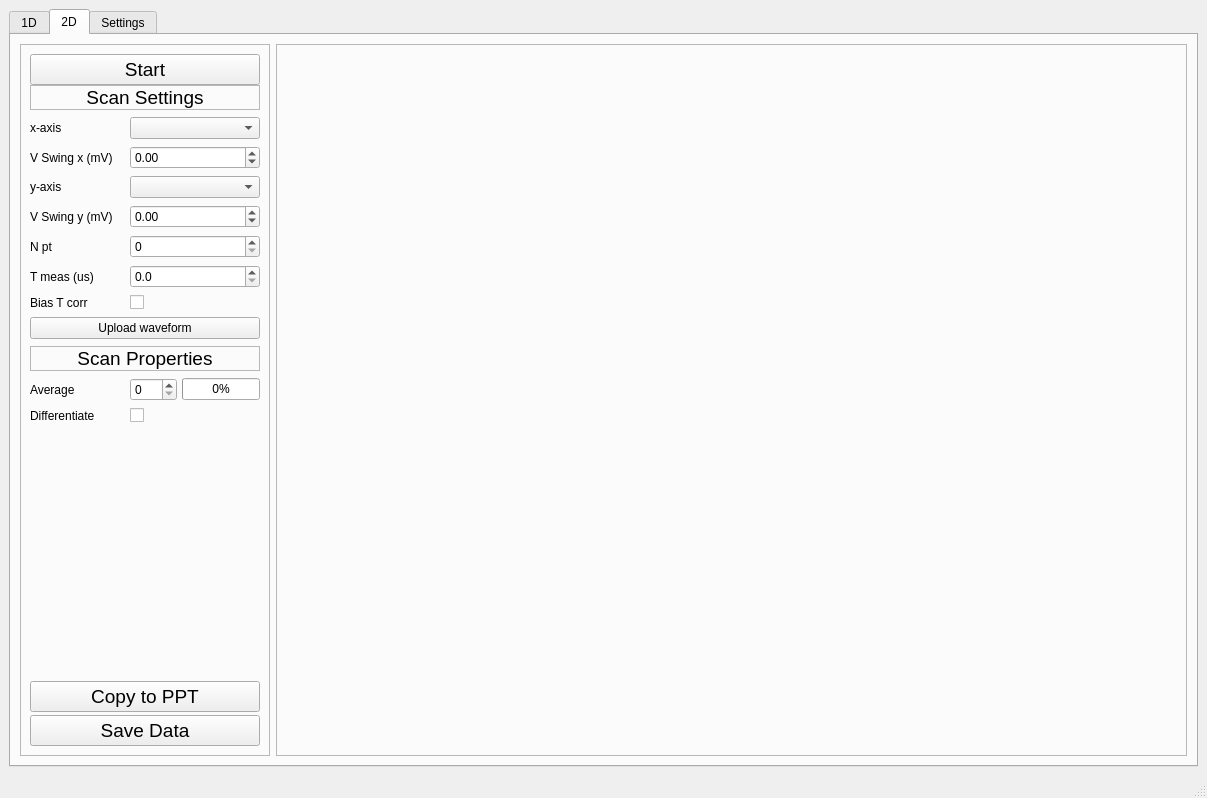
Old version of the form core_tools/GUI/keysight_videomaps/GUI/GUI.ui in the repository stephanlphilips/core_tools.
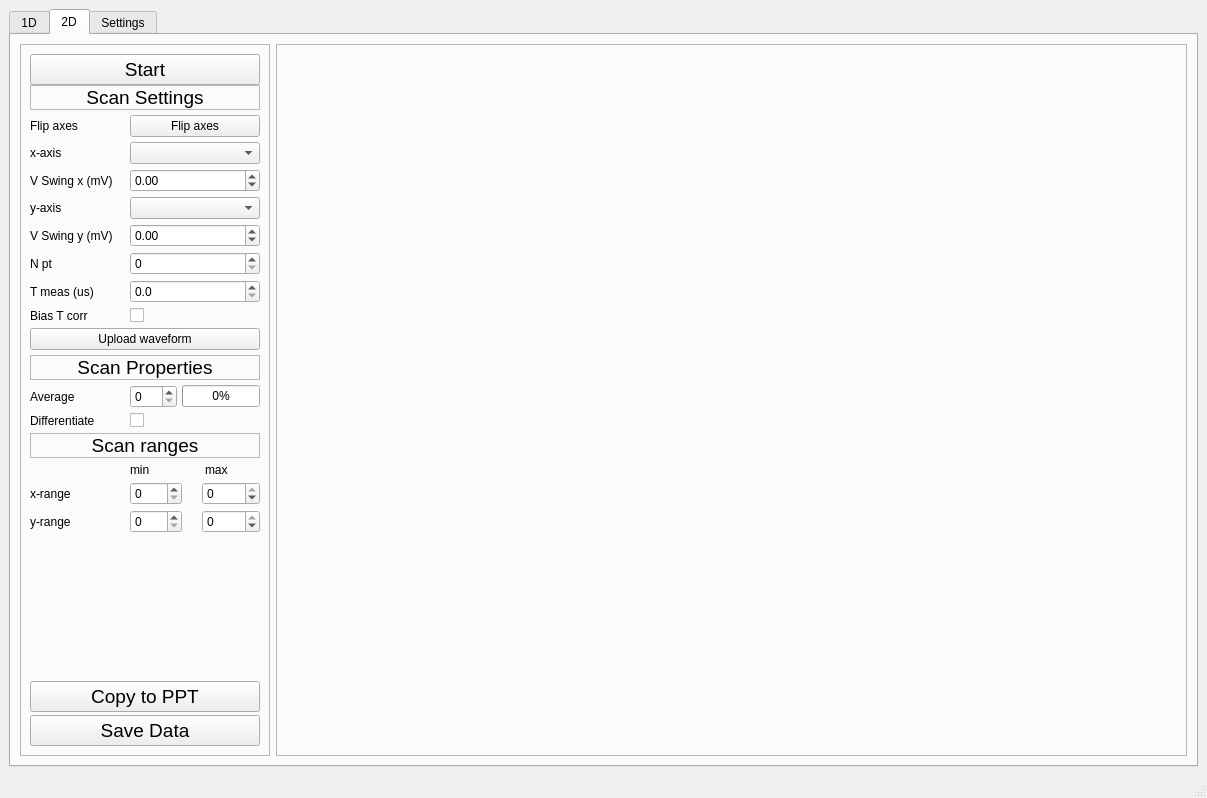
New version of the form.

The edit to the form file:
```diff
--- a/core_tools/GUI/keysight_videomaps/GUI/GUI.ui
+++ b/core_tools/GUI/keysight_videomaps/GUI/GUI.ui
@@ -489,7 +489,7 @@
                 <number>17</number>
                </property>
                <property name="verticalSpacing">
-                <number>7</number>
+                <number>5</number>
                </property>
                <property name="leftMargin">
                 <number>0</number>
@@ -536,14 +536,14 @@
                  </property>
                 </widget>
                </item>
-               <item row="1" column="0">
+               <item row="2" column="0">
                 <widget class="QLabel" name="_1D_gate_name_label_3">
                  <property name="text">
                   <string>x-axis</string>
                  </property>
                 </widget>
                </item>
-               <item row="1" column="1">
+               <item row="2" column="1">
                 <widget class="QComboBox" name="_2D_gate1_name">
                  <property name="enabled">
                   <bool>true</bool>
@@ -562,14 +562,14 @@
                  </property>
                 </widget>
                </item>
-               <item row="2" column="0">
+               <item row="3" column="0">
                 <widget class="QLabel" name="label_17">
                  <property name="text">
                   <string>V Swing x (mV)</string>
                  </property>
                 </widget>
                </item>
-               <item row="2" column="1">
+               <item row="3" column="1">
                 <widget class="QDoubleSpinBox" name="_2D_V1_swing">
                  <property name="minimumSize">
                   <size>
@@ -591,24 +591,24 @@
                  </property>
                 </widget>
                </item>
-               <item row="3" column="0">
+               <item row="4" column="0">
                 <widget class="QLabel" name="label_24">
                  <property name="text">
                   <string>y-axis</string>
                  </property>
                 </widget>
                </item>
-               <item row="3" column="1">
+               <item row="4" column="1">
                 <widget class="QComboBox" name="_2D_gate2_name"/>
                </item>
-               <item row="4" column="0">
+               <item row="5" column="0">
                 <widget class="QLabel" name="label_25">
                  <property name="text">
                   <string>V Swing y (mV)</string>
                  </property>
                 </widget>
                </item>
-               <item row="4" column="1">
+               <item row="5" column="1">
                 <widget class="QDoubleSpinBox" name="_2D_V2_swing">
                  <property name="minimum">
                   <double>-3000.000000000000000</double>
@@ -618,14 +618,14 @@
                  </property>
                 </widget>
                </item>
-               <item row="5" column="0">
+               <item row="6" column="0">
                 <widget class="QLabel" name="label_18">
                  <property name="text">
                   <string>N pt</string>
                  </property>
                 </widget>
                </item>
-               <item row="5" column="1">
+               <item row="6" column="1">
                 <widget class="QSpinBox" name="_2D_npt">
                  <property name="minimumSize">
                   <size>
@@ -641,14 +641,14 @@
                  </property>
                 </widget>
                </item>
-               <item row="6" column="0">
+               <item row="7" column="0">
                 <widget class="QLabel" name="label_19">
                  <property name="text">
                   <string>T meas (us)</string>
                  </property>
                 </widget>
                </item>
-               <item row="6" column="1">
+               <item row="7" column="1">
                 <widget class="QDoubleSpinBox" name="_2D_t_meas">
                  <property name="minimumSize">
                   <size>
@@ -664,67 +664,28 @@
                  </property>
                 </widget>
                </item>
-               <item row="7" column="0">
+               <item row="8" column="0">
                 <widget class="QLabel" name="label_22">
                  <property name="text">
                   <string>Bias T corr</string>
                  </property>
                 </widget>
                </item>
-               <item row="7" column="1">
+               <item row="8" column="1">
                 <widget class="QCheckBox" name="_2D_biasT_corr">
                  <property name="text">
                   <string/>
                  </property>
                 </widget>
                </item>
-               <item row="8" column="0" colspan="2">
+               <item row="9" column="0" colspan="2">
                 <widget class="QPushButton" name="_2D_update_plot">
                  <property name="text">
                   <string>Upload waveform</string>
                  </property>
                 </widget>
                </item>
-               <item row="9" column="0" colspan="2">
-                <widget class="QLabel" name="label_20">
-                 <property name="sizePolicy">
-                  <sizepolicy hsizetype="Expanding" vsizetype="Preferred">
-                   <horstretch>0</horstretch>
-                   <verstretch>0</verstretch>
-                  </sizepolicy>
-                 </property>
-                 <property name="minimumSize">
-                  <size>
-                   <width>0</width>
-                   <height>24</height>
-                  </size>
-                 </property>
-                 <property name="font">
-                  <font>
-                   <pointsize>14</pointsize>
-                  </font>
-                 </property>
-                 <property name="frameShape">
-                  <enum>QFrame::StyledPanel</enum>
-                 </property>
-                 <property name="frameShadow">
-                  <enum>QFrame::Plain</enum>
-                 </property>
-                 <property name="text">
-                  <string notr="true">Scan Properties</string>
-                 </property>
-                 <property name="textFormat">
-                  <enum>Qt::AutoText</enum>
-                 </property>
-                 <property name="scaledContents">
-                  <bool>false</bool>
-                 </property>
-                 <property name="alignment">
-                  <set>Qt::AlignCenter</set>
-                 </property>
-                </widget>
-               </item>
-               <item row="10" column="0">
+               <item row="11" column="0">
                 <widget class="QLabel" name="label_21">
                  <property name="whatsThis">
                   <string>&lt;html&gt;&lt;head/&gt;&lt;body&gt;&lt;p&gt;&lt;br/&gt;&lt;/p&gt;&lt;/body&gt;&lt;/html&gt;</string>
@@ -734,7 +695,7 @@
                  </property>
                 </widget>
                </item>
-               <item row="10" column="1">
+               <item row="11" column="1">
                 <layout class="QHBoxLayout" name="horizontalLayout_4">
                  <item>
                   <widget class="QSpinBox" name="_2D_average">
@@ -768,20 +729,233 @@
                  </item>
                 </layout>
                </item>
-               <item row="11" column="0">
+               <item row="12" column="0">
                 <widget class="QLabel" name="label_23">
                  <property name="text">
                   <string>Differentiate</string>
                  </property>
                 </widget>
                </item>
-               <item row="11" column="1">
+               <item row="12" column="1">
                 <widget class="QCheckBox" name="_2D_diff">
                  <property name="text">
                   <string/>
                  </property>
                 </widget>
                </item>
+               <item row="14" column="0">
+                <widget class="QLabel" name="label_12">
+                 <property name="text">
+                  <string/>
+                 </property>
+                </widget>
+               </item>
+               <item row="14" column="1">
+                <layout class="QHBoxLayout" name="horizontalLayout_5">
+                 <item>
+                  <widget class="QLabel" name="label_14">
+                   <property name="sizePolicy">
+                    <sizepolicy hsizetype="Preferred" vsizetype="Maximum">
+                     <horstretch>0</horstretch>
+                     <verstretch>0</verstretch>
+                    </sizepolicy>
+                   </property>
+                   <property name="text">
+                    <string>min</string>
+                   </property>
+                  </widget>
+                 </item>
+                 <item>
+                  <spacer name="horizontalSpacer_4">
+                   <property name="orientation">
+                    <enum>Qt::Horizontal</enum>
+                   </property>
+                   <property name="sizeType">
+                    <enum>QSizePolicy::Fixed</enum>
+                   </property>
+                   <property name="sizeHint" stdset="0">
+                    <size>
+                     <width>20</width>
+                     <height>0</height>
+                    </size>
+                   </property>
+                  </spacer>
+                 </item>
+                 <item>
+                  <widget class="QLabel" name="label_13">
+                   <property name="sizePolicy">
+                    <sizepolicy hsizetype="Preferred" vsizetype="Minimum">
+                     <horstretch>0</horstretch>
+                     <verstretch>0</verstretch>
+                    </sizepolicy>
+                   </property>
+                   <property name="text">
+                    <string>max</string>
+                   </property>
+                  </widget>
+                 </item>
+                </layout>
+               </item>
+               <item row="15" column="0">
+                <widget class="QLabel" name="label_10">
+                 <property name="text">
+                  <string>x-range</string>
+                 </property>
+                </widget>
+               </item>
+               <item row="15" column="1">
+                <layout class="QHBoxLayout" name="horizontalLayout_2">
+                 <item>
+                  <widget class="QSpinBox" name="_2D_x_range_min"/>
+                 </item>
+                 <item>
+                  <spacer name="horizontalSpacer_2">
+                   <property name="orientation">
+                    <enum>Qt::Horizontal</enum>
+                   </property>
+                   <property name="sizeType">
+                    <enum>QSizePolicy::Fixed</enum>
+                   </property>
+                   <property name="sizeHint" stdset="0">
+                    <size>
+                     <width>20</width>
+                     <height>20</height>
+                    </size>
+                   </property>
+                  </spacer>
+                 </item>
+                 <item>
+                  <widget class="QSpinBox" name="_2D_x_range_max">
+                   <property name="minimum">
+                    <number>-1000</number>
+                   </property>
+                   <property name="maximum">
+                    <number>0</number>
+                   </property>
+                   <property name="value">
+                    <number>0</number>
+                   </property>
+                  </widget>
+                 </item>
+                </layout>
+               </item>
+               <item row="16" column="0">
+                <widget class="QLabel" name="label_11">
+                 <property name="text">
+                  <string>y-range</string>
+                 </property>
+                </widget>
+               </item>
+               <item row="16" column="1">
+                <layout class="QHBoxLayout" name="horizontalLayout_3">
+                 <item>
+                  <widget class="QSpinBox" name="_2D_y_range_min"/>
+                 </item>
+                 <item>
+                  <spacer name="horizontalSpacer_3">
+                   <property name="orientation">
+                    <enum>Qt::Horizontal</enum>
+                   </property>
+                   <property name="sizeType">
+                    <enum>QSizePolicy::Fixed</enum>
+                   </property>
+                   <property name="sizeHint" stdset="0">
+                    <size>
+                     <width>20</width>
+                     <height>20</height>
+                    </size>
+                   </property>
+                  </spacer>
+                 </item>
+                 <item>
+                  <widget class="QSpinBox" name="_2D_y_range_max">
+                   <property name="minimum">
+                    <number>-1000</number>
+                   </property>
+                   <property name="maximum">
+                    <number>0</number>
+                   </property>
+                  </widget>
+                 </item>
+                </layout>
+               </item>
+               <item row="10" column="0" colspan="2">
+                <widget class="QLabel" name="label_20">
+                 <property name="sizePolicy">
+                  <sizepolicy hsizetype="Expanding" vsizetype="Preferred">
+                   <horstretch>0</horstretch>
+                   <verstretch>0</verstretch>
+                  </sizepolicy>
+                 </property>
+                 <property name="minimumSize">
+                  <size>
+                   <width>0</width>
+                   <height>24</height>
+                  </size>
+                 </property>
+                 <property name="font">
+                  <font>
+                   <pointsize>14</pointsize>
+                  </font>
+                 </property>
+                 <property name="frameShape">
+                  <enum>QFrame::StyledPanel</enum>
+                 </property>
+                 <property name="frameShadow">
+                  <enum>QFrame::Plain</enum>
+                 </property>
+                 <property name="text">
+                  <string notr="true">Scan Properties</string>
+                 </property>
+                 <property name="textFormat">
+                  <enum>Qt::AutoText</enum>
+                 </property>
+                 <property name="scaledContents">
+                  <bool>false</bool>
+                 </property>
+                 <property name="alignment">
+                  <set>Qt::AlignCenter</set>
+                 </property>
+                </widget>
+               </item>
+               <item row="13" column="0" colspan="2">
+                <widget class="QLabel" name="label_15">
+                 <property name="sizePolicy">
+                  <sizepolicy hsizetype="Preferred" vsizetype="Preferred">
+                   <horstretch>0</horstretch>
+                   <verstretch>0</verstretch>
+                  </sizepolicy>
+                 </property>
+                 <property name="font">
+                  <font>
+                   <pointsize>14</pointsize>
+                  </font>
+                 </property>
+                 <property name="frameShape">
+                  <enum>QFrame::StyledPanel</enum>
+                 </property>
+                 <property name="text">
+                  <string>Scan ranges</string>
+                 </property>
+                 <property name="alignment">
+                  <set>Qt::AlignCenter</set>
+                 </property>
+                </widget>
+               </item>
+               <item row="1" column="1">
+                <widget class="QPushButton" name="_flip_axes">
+                 <property name="text">
+                  <string>Flip axes</string>
+                 </property>
+                </widget>
+               </item>
+               <item row="1" column="0">
+                <widget class="QLabel" name="label_26">
+                 <property name="text">
+                  <string>Flip axes</string>
+                 </property>
+                </widget>
+               </item>
               </layout>
              </item>
              <item>
@@ -789,6 +963,9 @@
                <property name="orientation">
                 <enum>Qt::Vertical</enum>
                </property>
+               <property name="sizeType">
+                <enum>QSizePolicy::MinimumExpanding</enum>
+               </property>
                <property name="sizeHint" stdset="0">
                 <size>
                  <width>20</width>
```
Left out of the diff: 234 changed lines with no effect on the pictures.
